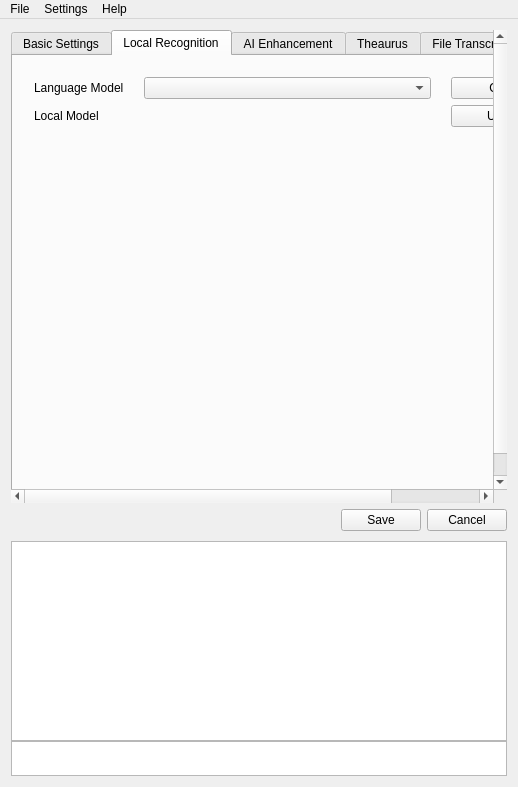
Zeuear/IME_Audio, file src/MainWin.ui: the form before one commit.
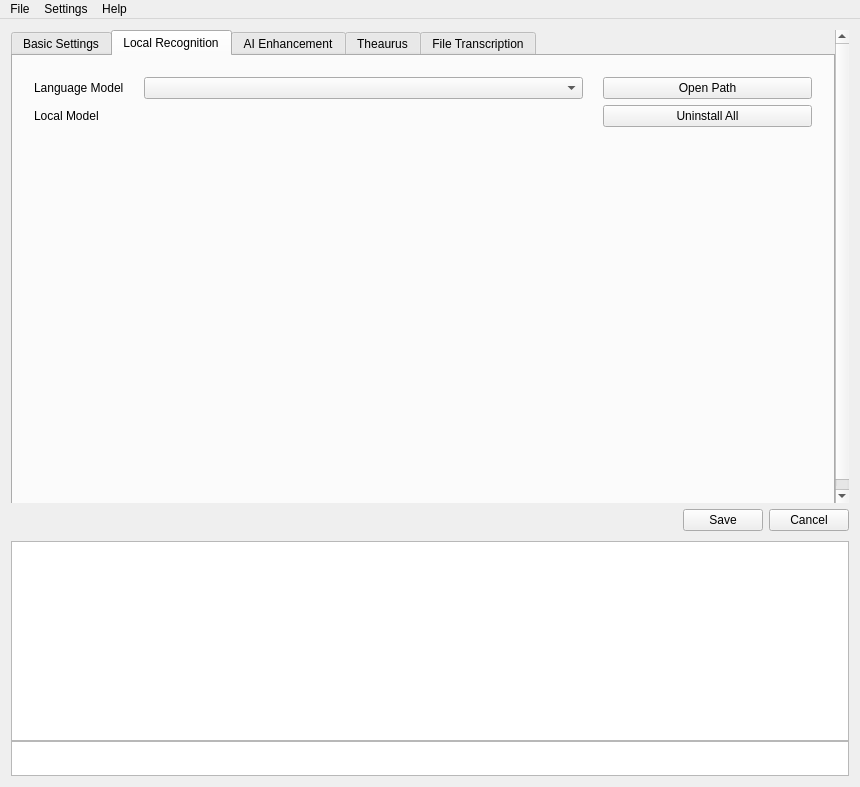
The form after the commit. Icons and pictures are not drawn. Custom widgets are drawn as their Qt base class.

The edit to the form file:
```diff
--- a/src/MainWin.ui
+++ b/src/MainWin.ui
@@ -6,7 +6,7 @@
    <rect>
     <x>0</x>
     <y>0</y>
-    <width>518</width>
+    <width>860</width>
     <height>787</height>
    </rect>
   </property>
```
